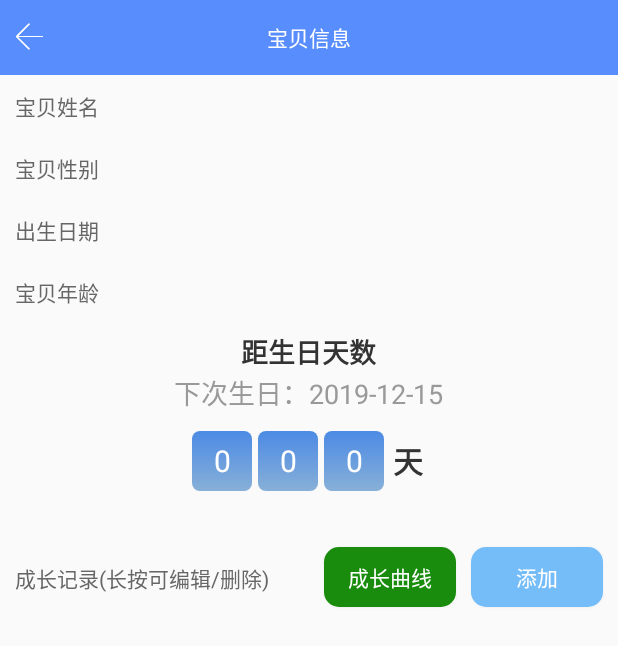
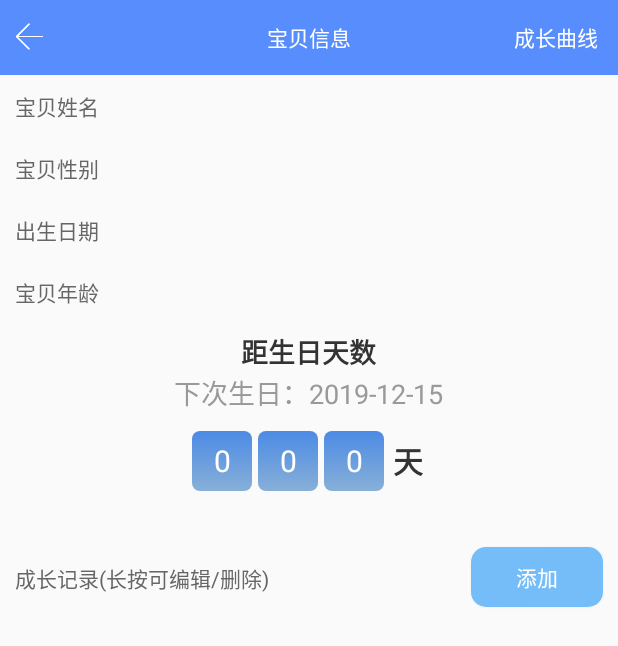
Before and after one commit to GuchaoGit/BabysLife, an Android app: the layout activity_baby_detail.xml on its own in the app's theme, with its tools: preview values and no code run, on a phone screen of 412 x 824 dp. Shown: the top 646 px of the screen. Run offline under Robolectric (Android 15) with nearby library versions, the phone set to English and light mode, and no system bars.

Commit message:
V1.10.1 详情界面优化

```diff
--- a/app/build.gradle
+++ b/app/build.gradle
@@ -12,8 +12,8 @@ android {
         applicationId "com.guc.babyslife"
         minSdkVersion 21
         targetSdkVersion 28
-        versionCode 11
-        versionName "1.10"
+        versionCode 12
+        versionName "1.10.1"
         testInstrumentationRunner "android.support.test.runner.AndroidJUnitRunner"
         javaCompileOptions {
             annotationProcessorOptions {
--- a/app/src/main/res/layout/activity_baby_detail.xml
+++ b/app/src/main/res/layout/activity_baby_detail.xml
@@ -41,6 +41,10 @@
         <variable
             name="day"
             type="Integer" />
+
+        <variable
+            name="rightClickedListener"
+            type="com.guc.babyslife.widget.ToolBar.OnRightClickedListener" />
     </data>
 
     <LinearLayout
@@ -52,6 +56,9 @@
             android:layout_width="match_parent"
             android:layout_height="wrap_content"
             app:leftType="finish"
+            android:onRightClickedListener="@{rightClickedListener}"
+            app:rightString="@string/growth_curve"
+            app:rightType="string"
             app:title="@string/baby_detail" />
 
         <android.support.v4.widget.NestedScrollView
@@ -155,6 +162,7 @@
                         android:text="@string/grow_data_records" />
 
                     <Button
+                        android:visibility="gone"
                         android:id="@+id/btn_growth_curve"
                         android:layout_width="wrap_content"
                         android:layout_height="@dimen/dimen_40dp"
```
Also changed, not shown: app/src/main/java/com/guc/babyslife/ui/BabyDetailActivity.java (+12 -1 lines), app/src/main/java/com/guc/babyslife/ui/adapter/ToolBarBindingAdapter.java (added, +17 -0 lines), 2 other files.
